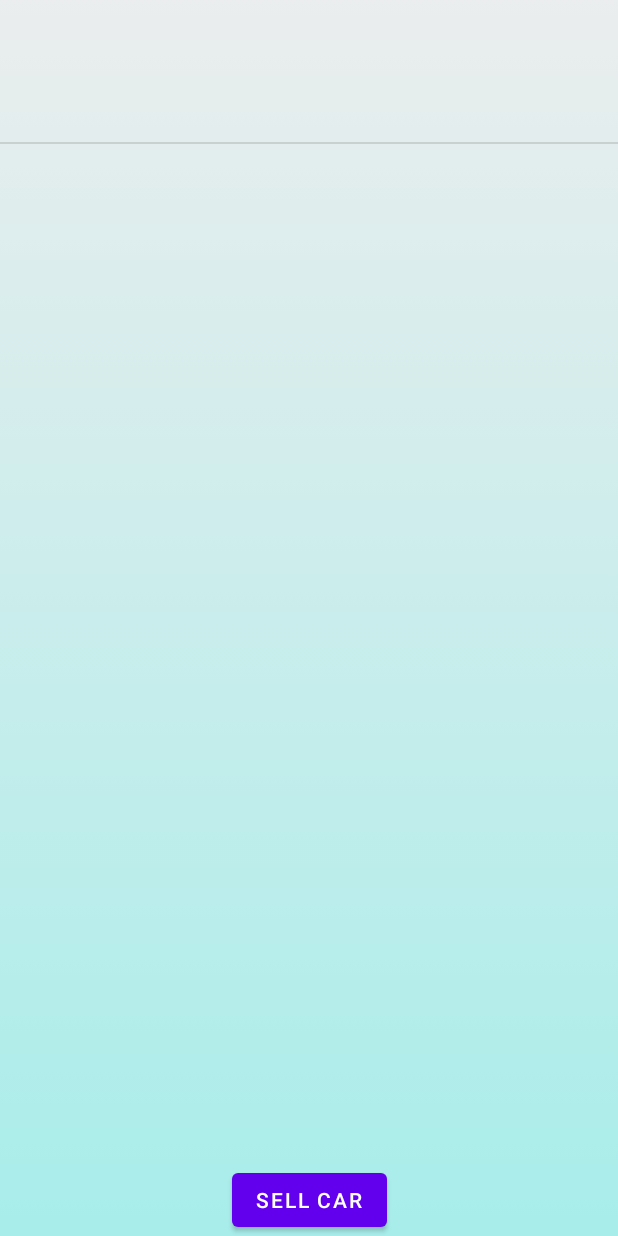
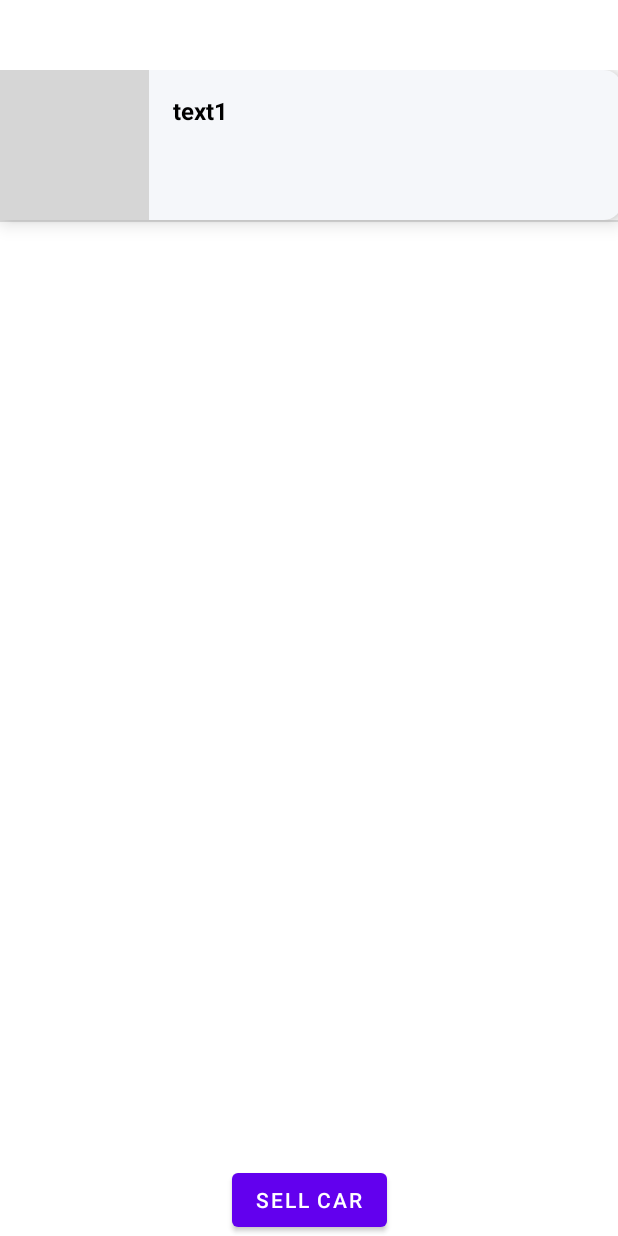
Before and after one commit to omk88/car-selling-app, an Android app: the MainPage screen opened directly, with no data from a screen before it, on a phone screen of 412 x 824 dp. Run offline under Robolectric (Android 15) with nearby library versions, the phone set to English and light mode, and no system bars; our stand-ins replace Firebase (no records; nobody signed in at launch, a user with empty details on screens opened directly); pictures from the network do not load; grey boxes are pictures that could not be loaded.

Commit message:
Completed listview of Cars

```diff
--- a/car selling and buying app/app/build.gradle
+++ b/car selling and buying app/app/build.gradle
@@ -37,7 +37,7 @@ android {
 }
 
 dependencies {
-
+    implementation 'com.github.bumptech.glide:glide:4.12.0'
     implementation 'androidx.core:core-ktx:1.7.0'
     implementation 'androidx.appcompat:appcompat:1.5.1'
     implementation 'com.google.android.material:material:1.7.0'
--- a/car selling and buying app/app/src/main/java/com/example/carsellingandbuyingapp/Car.kt
+++ b/car selling and buying app/app/src/main/java/com/example/carsellingandbuyingapp/Car.kt
@@ -6,4 +6,5 @@ data class Car(val registration: String? = null,
                val fuelType: String? = null,
                val registrationYear: String? = null,
                val taxDueDate: String? = null,
-               val mileage: String? = null)
+               val mileage: String? = null,
+               val yearOfManufacture: String? = null)
--- /dev/null
+++ b/car selling and buying app/app/src/main/java/com/example/carsellingandbuyingapp/Item.kt
@@ -0,0 +1,3 @@
+package com.example.carsellingandbuyingapp
+
+data class Item(val imageUrl: String, val text: String)
--- /dev/null
+++ b/car selling and buying app/app/src/main/java/com/example/carsellingandbuyingapp/ItemAdapter.kt
@@ -0,0 +1,43 @@
+package com.example.carsellingandbuyingapp
+
+import android.content.Context
+import android.view.LayoutInflater
+import android.view.View
+import android.view.ViewGroup
+import android.widget.ArrayAdapter
+import android.widget.ImageView
+import android.widget.TextView
+import com.bumptech.glide.Glide
+
+class ItemAdapter(context: Context, private val items: List<Item>) :
+    ArrayAdapter<Item>(context, R.layout.list_item_card_view, items) {
+
+    override fun getView(position: Int, convertView: View?, parent: ViewGroup): View {
+        val view: View
+        val viewHolder: ViewHolder
+
+        if (convertView == null) {
+            view = LayoutInflater.from(context).inflate(R.layout.list_item_card_view, parent, false)
+            viewHolder = ViewHolder(view)
+            view.tag = viewHolder
+        } else {
+            view = convertView
+            viewHolder = view.tag as ViewHolder
+        }
+
+        val item = items[position]
+        Glide.with(context)
+            .load(item.imageUrl)
+            .into(viewHolder.imageView)
+        viewHolder.textView.text = item.text
+
+        return view
+    }
+
+    private class ViewHolder(view: View) {
+        val imageView: ImageView = view.findViewById(R.id.imageView)
+        val textView: TextView = view.findViewById(R.id.textView)
+    }
+
+
+}
--- a/car selling and buying app/app/src/main/java/com/example/carsellingandbuyingapp/MainPage.kt
+++ b/car selling and buying app/app/src/main/java/com/example/carsellingandbuyingapp/MainPage.kt
@@ -2,47 +2,84 @@ package com.example.carsellingandbuyingapp
 
 import android.annotation.SuppressLint
 import android.content.Intent
+import android.graphics.Bitmap
+import android.graphics.BitmapFactory
 import androidx.appcompat.app.AppCompatActivity
 import android.os.Bundle
+import android.util.Base64.DEFAULT
+import android.util.Base64.encodeToString
 import android.view.View
+import android.widget.AdapterView
 import android.widget.ArrayAdapter
 import android.widget.ListView
 import android.widget.TextView
 import android.widget.Toast
+import androidx.cardview.widget.CardView
+import androidx.recyclerview.widget.RecyclerView
 import com.google.firebase.database.ChildEventListener
 import com.google.firebase.database.DataSnapshot
 import com.google.firebase.database.DatabaseError
 import com.google.firebase.database.DatabaseReference
 import com.google.firebase.database.annotations.Nullable
 import com.google.firebase.database.ktx.database
+import com.google.firebase.database.ktx.getValue
 import com.google.firebase.ktx.Firebase
+import com.google.firebase.storage.FirebaseStorage
+import com.google.firebase.storage.ktx.storage
+import kotlinx.coroutines.tasks.await
+import java.io.BufferedInputStream
+import java.io.File
+import java.io.IOException
 import java.net.URL
+import java.util.*
 import javax.net.ssl.HttpsURLConnection
 
 class MainPage : AppCompatActivity() {
+
+    private lateinit var listView: ListView
+
     @SuppressLint("MissingInflatedId")
     override fun onCreate(savedInstanceState: Bundle?) {
         super.onCreate(savedInstanceState)
         setContentView(R.layout.activity_main_page)
 
         val database = Firebase.database.getReference("cars")
-
-        val arrayAdapter: ArrayAdapter<*>
-        val cars = mutableListOf("")
+        val cars = mutableListOf(Item("", "text1"))
 
         var mListView = findViewById<ListView>(R.id.carList)
-        arrayAdapter = ArrayAdapter(this,
-            android.R.layout.simple_list_item_1, cars)
-        mListView.adapter = arrayAdapter
+        val adapter = ItemAdapter(this, cars)
+        mListView.adapter = adapter
+
+        mListView.onItemClickListener = AdapterView.OnItemClickListener { parent, view, position, id ->
+            val clickedCardView = view.findViewById<CardView>(R.id.cardView)
+            val text = clickedCardView.findViewById<TextView>(R.id.textView).text.toString()
+
+            val intent = Intent(this@MainPage, CarSalePage::class.java)
+            intent.putExtra("carData", text)
+            startActivity(intent)
+
+            overridePendingTransition(R.anim.slide_in_right, R.anim.slide_out_left)
+        }
 
         database.addChildEventListener(object : ChildEventListener {
             override fun onChildAdded(
             snapshot: DataSnapshot, @Nullable previousChildName: String?
         ) {
             var value = snapshot.getValue().toString()
-            cars.add(value)
-            arrayAdapter.notifyDataSetChanged()
-        }
+            val registration = snapshot.child("registration").getValue().toString()
+
+            val storageRef = Firebase.storage.reference
+            val imageRef = storageRef.child("images/image2-"+registration)
+
+            imageRef.downloadUrl.addOnSuccessListener { uri ->
+                val item = Item(uri.toString(), value)
+                println("Item"+item.imageUrl+" "+item.text)
+                cars.add(item)
+                adapter.notifyDataSetChanged()
+                }.addOnFailureListener { exception ->
+                Toast.makeText(this@MainPage, "Failed to load image: ${exception.message}", Toast.LENGTH_SHORT).show()
+                }
+            }
 
             override fun onChildChanged(
                 snapshot: DataSnapshot, @Nullable previousChildName: String?
@@ -65,5 +102,4 @@ class MainPage : AppCompatActivity() {
     fun switchToSellCar(view: View) {
         startActivity(Intent(this@MainPage,SellCar::class.java))
     }
-
 }
--- a/car selling and buying app/app/src/main/java/com/example/carsellingandbuyingapp/SellCar2.kt
+++ b/car selling and buying app/app/src/main/java/com/example/carsellingandbuyingapp/SellCar2.kt
@@ -52,8 +52,9 @@ class SellCar2 : AppCompatActivity() {
         val textView : TextView = findViewById(R.id.textView3)
 
         textView.text = "Registration: "+ vehicleData.registrationNumber +"\nMake: "+ vehicleData.make +
-                "\nColour: "+ vehicleData.colour + "\nFuel Type "+ vehicleData.fuelType +"\nRegistration Year: " +
-                vehicleData.registrationYear + "\nTax Due Date: "+ vehicleData.taxDueDate
+                "\nColour: "+ vehicleData.colour + "\nFuel Type "+ vehicleData.fuelType +
+                "\nTax Due Date: "+ vehicleData.taxDueDate + "\nYear Of Manufacture: " +
+                vehicleData.yearOfManufacture
 
         return vehicleData
 
@@ -74,6 +75,7 @@ class SellCar2 : AppCompatActivity() {
         intent.putExtra("registrationYear", vehicleData.registrationYear)
         intent.putExtra("taxDueDate", vehicleData.taxDueDate)
         intent.putExtra("mileage", mileage)
+        intent.putExtra("yearOfManufacture", vehicleData.yearOfManufacture)
         startActivity(intent)
         overridePendingTransition(R.anim.slide_in_right, R.anim.slide_out_left)
     }
--- a/car selling and buying app/app/src/main/java/com/example/carsellingandbuyingapp/VehicleData.kt
+++ b/car selling and buying app/app/src/main/java/com/example/carsellingandbuyingapp/VehicleData.kt
@@ -6,5 +6,6 @@ data class VehicleData(
     val colour: String,
     val fuelType: String,
     val registrationYear: String,
-    val taxDueDate: String
+    val taxDueDate: String,
+    val yearOfManufacture: String
 )
--- a/car selling and buying app/app/src/main/res/drawable/main_page_gradient.xml
+++ b/car selling and buying app/app/src/main/res/drawable/main_page_gradient.xml
@@ -5,8 +5,8 @@
         <shape>
             <gradient
                 android:angle="90"
-                android:startColor="#a8edea"
-                android:endColor="#ebedee"
+                android:startColor="#434343"
+                android:endColor="#000000"
                 android:type="linear"/>
         </shape>>
     </item>
--- a/car selling and buying app/app/src/main/res/layout/activity_main_page.xml
+++ b/car selling and buying app/app/src/main/res/layout/activity_main_page.xml
@@ -4,8 +4,7 @@
     xmlns:tools="http://schemas.android.com/tools"
     android:layout_width="match_parent"
     android:layout_height="match_parent"
-    tools:context=".MainPage"
-    android:background="@drawable/main_page_gradient">
+    tools:context=".MainPage">
 
     <Button
         android:id="@+id/button5"
--- /dev/null
+++ b/car selling and buying app/app/src/main/res/layout/list_item_card_view.xml
@@ -0,0 +1,36 @@
+<androidx.cardview.widget.CardView xmlns:android="http://schemas.android.com/apk/res/android"
+    android:layout_width="match_parent"
+    android:layout_height="wrap_content"
+    xmlns:app="http://schemas.android.com/apk/res-auto"
+    android:layout_margin="8dp"
+    android:layout_marginTop="64dp"
+    app:cardBackgroundColor="#f5f7fa"
+    app:cardCornerRadius="12dp"
+    app:cardElevation="8dp"
+    app:layout_constraintEnd_toEndOf="parent"
+    app:layout_constraintStart_toStartOf="parent"
+    app:layout_constraintTop_toTopOf="parent"
+    android:id="@+id/cardView">
+
+    <LinearLayout
+        android:layout_width="match_parent"
+        android:layout_height="wrap_content"
+        android:orientation="horizontal">
+
+        <ImageView
+            android:id="@+id/imageView"
+            android:layout_width="100dp"
+            android:layout_height="100dp"
+            android:scaleType="centerCrop" />
+
+        <TextView
+            android:id="@+id/textView"
+            android:layout_width="match_parent"
+            android:layout_height="match_parent"
+            android:padding="16dp"
+            android:textSize="16sp"
+            android:textStyle="bold"
+            android:textColor="@android:color/black"/>
+    </LinearLayout>
+
+</androidx.cardview.widget.CardView>
```
Also changed, not shown: car selling and buying app/app/src/main/AndroidManifest.xml (+9 -0 lines), car selling and buying app/app/src/main/java/com/example/carsellingandbuyingapp/CarSalePage.kt (added, +19 -0 lines), car selling and buying app/app/src/main/java/com/example/carsellingandbuyingapp/SellCar3.kt (+7 -6 lines), car selling and buying app/app/src/main/res/layout/activity_car_sale_page.xml (added, +20 -0 lines).
